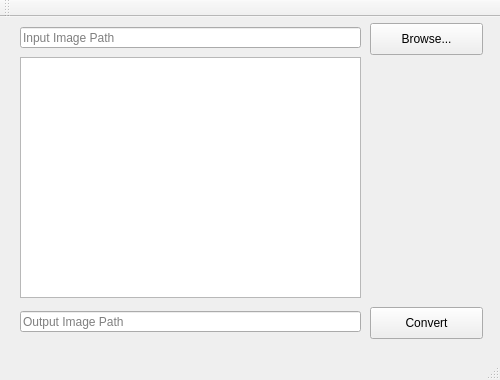
First picture: the form in mainwindow.ui, repository f90g0/PNGJohn, before the edit.
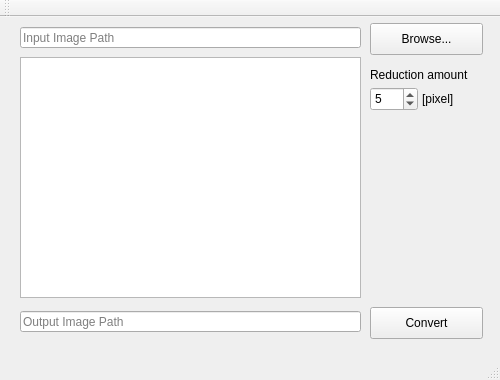
Second picture: the form after the edit.

```diff
--- a/mainwindow.ui
+++ b/mainwindow.ui
@@ -97,6 +97,51 @@
      <string>Output Image Path</string>
     </property>
    </widget>
+   <widget class="QSpinBox" name="reductionAmount">
+    <property name="geometry">
+     <rect>
+      <x>370</x>
+      <y>70</y>
+      <width>48</width>
+      <height>24</height>
+     </rect>
+    </property>
+    <property name="minimum">
+     <number>1</number>
+    </property>
+    <property name="maximum">
+     <number>10</number>
+    </property>
+    <property name="value">
+     <number>5</number>
+    </property>
+   </widget>
+   <widget class="QLabel" name="label">
+    <property name="geometry">
+     <rect>
+      <x>370</x>
+      <y>50</y>
+      <width>121</width>
+      <height>16</height>
+     </rect>
+    </property>
+    <property name="text">
+     <string>Reduction amount</string>
+    </property>
+   </widget>
+   <widget class="QLabel" name="label_2">
+    <property name="geometry">
+     <rect>
+      <x>422</x>
+      <y>74</y>
+      <width>60</width>
+      <height>16</height>
+     </rect>
+    </property>
+    <property name="text">
+     <string>[pixel]</string>
+    </property>
+   </widget>
   </widget>
   <widget class="QMenuBar" name="menuBar">
    <property name="geometry">
```
